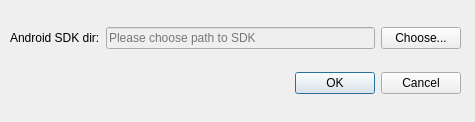
segafan/bennugd-monolithic, file packager/ui_preferences.ui: the form before one commit.
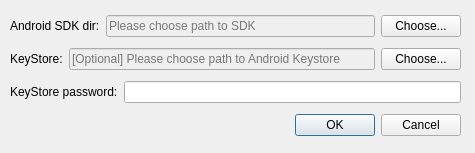
The form after the commit.

Patch:
```diff
--- a/packager/ui_preferences.ui
+++ b/packager/ui_preferences.ui
@@ -7,7 +7,7 @@
     <x>0</x>
     <y>0</y>
     <width>475</width>
-    <height>122</height>
+    <height>153</height>
    </rect>
   </property>
   <property name="windowTitle">
@@ -19,7 +19,7 @@
      <x>10</x>
      <y>10</y>
      <width>451</width>
-     <height>101</height>
+     <height>134</height>
     </rect>
    </property>
    <layout class="QVBoxLayout" name="verticalLayout">
@@ -51,6 +51,55 @@
       </item>
      </layout>
     </item>
+    <item>
+     <layout class="QHBoxLayout" name="horizontalLayout">
+      <item>
+       <widget class="QLabel" name="labelkeystore">
+        <property name="text">
+         <string>KeyStore:</string>
+        </property>
+       </widget>
+      </item>
+      <item>
+       <widget class="QLineEdit" name="linekeystore">
+        <property name="enabled">
+         <bool>false</bool>
+        </property>
+        <property name="statusTip">
+         <string/>
+        </property>
+        <property name="placeholderText">
+         <string>[Optional] Please choose path to Android Keystore</string>
+        </property>
+       </widget>
+      </item>
+      <item>
+       <widget class="QPushButton" name="button_keystore">
+        <property name="text">
+         <string>Choose...</string>
+        </property>
+       </widget>
+      </item>
+     </layout>
+    </item>
+    <item>
+     <layout class="QHBoxLayout" name="horizontalLayout_3">
+      <item>
+       <widget class="QLabel" name="labelkeystorepass">
+        <property name="text">
+         <string>KeyStore password:</string>
+        </property>
+       </widget>
+      </item>
+      <item>
+       <widget class="QLineEdit" name="linekeystorepass">
+        <property name="echoMode">
+         <enum>QLineEdit::Password</enum>
+        </property>
+       </widget>
+      </item>
+     </layout>
+    </item>
     <item>
      <widget class="QDialogButtonBox" name="buttonBox">
       <property name="orientation">
```
